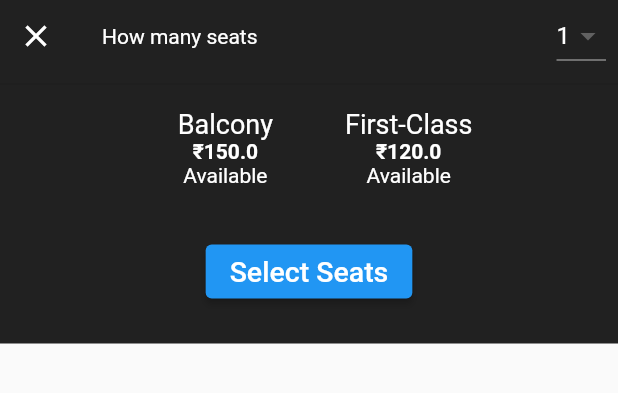
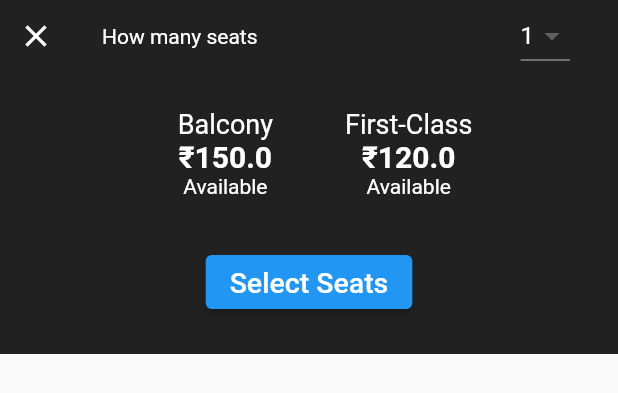
Before and after one commit to SasiZets/movie_app, a Flutter app: the BottomCard widget shown alone on an empty page, opened directly, on a phone screen of 412 x 824 dp. Shown: the top 393 px of the screen. Run offline on Flutter 3.47's test engine with Material 2 defaults, Android fonts, the phone set to English and light mode, and no system bars; our stand-ins replace cached_network_image; network calls fail.

Commit message:
final commit 0.2

```diff
--- a/lib/widgets/bottom_card.dart
+++ b/lib/widgets/bottom_card.dart
@@ -42,7 +42,7 @@ class _BottomCardState extends State<BottomCard> {
                 ),
               ),
               Padding(
-                padding: const EdgeInsets.symmetric(horizontal: 8.0),
+                padding: const EdgeInsets.symmetric(horizontal: 32.0),
                 child: DropdownButton<int>(
                   dropdownColor: Colors.grey.shade900,
                   items: [
@@ -132,6 +132,7 @@ class _BottomCardState extends State<BottomCard> {
             '₹$amount.0',
             style: TextStyle(
               color: Colors.white,
+              fontSize: 20,
               fontWeight: FontWeight.bold,
             ),
           ),
```
